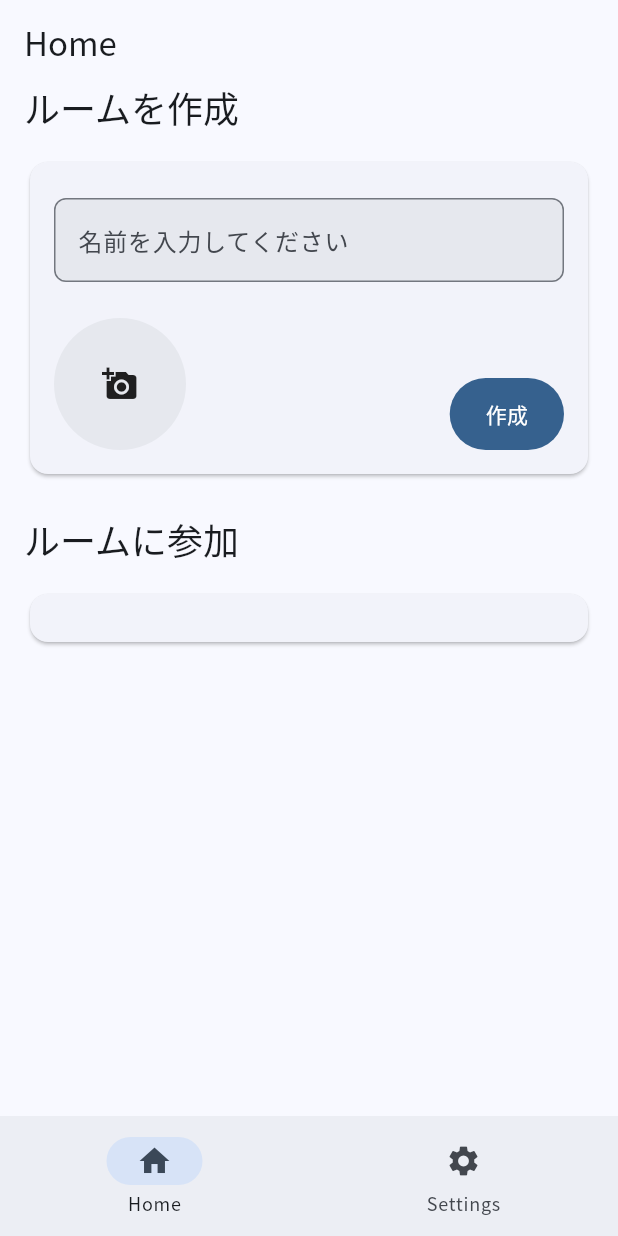
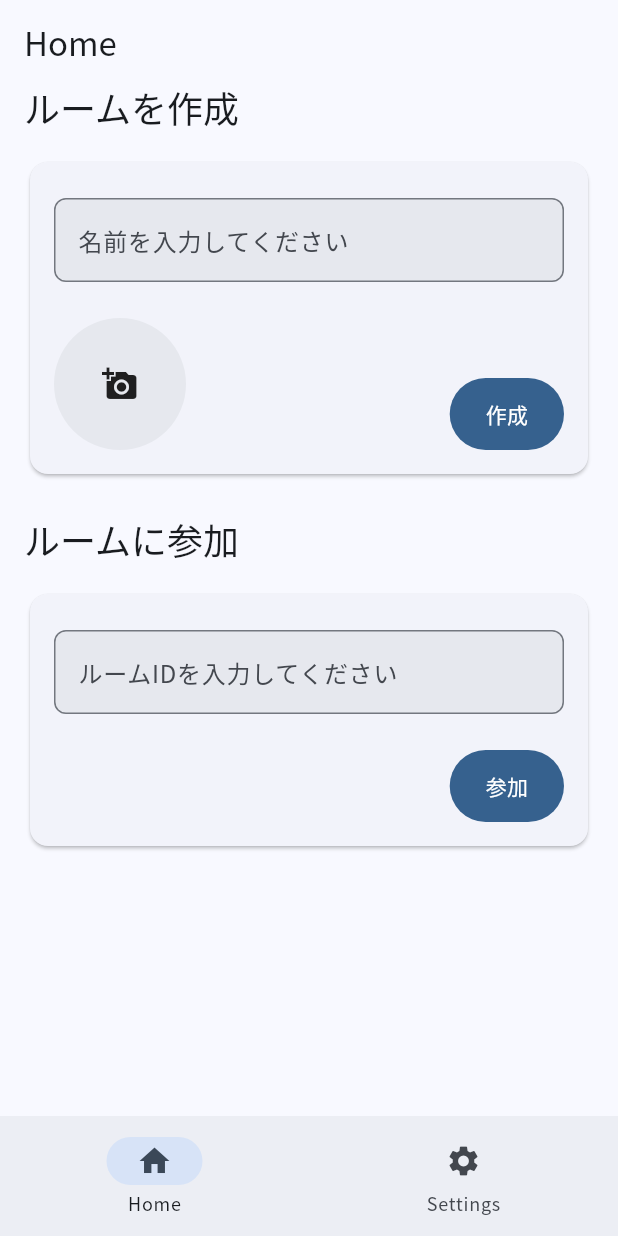
Before and after one commit to Zudah228/pampers_3rd_tfh_2025, a Flutter app: the screen it shows after launch, on a phone screen of 412 x 824 dp. Run offline on Flutter 3.47's test engine with Material 3 defaults, Android fonts, the phone set to English and light mode, and no system bars; our stand-ins replace clock, cloud_firestore, custom_refresh_indicator, extended_image, figma_squircle, firebase_auth and 12 more; missing offline and left inert: hashlib, simple_logger; accounts and stored records are empty.

Commit message:
RoomJoinCard の追加

```diff
--- a/lib/features/room/components/room_join_card.dart
+++ b/lib/features/room/components/room_join_card.dart
@@ -1,16 +1,50 @@
+import 'package:app/core/app/components/button/primary_button.dart';
+import 'package:app/features/room/use_cases/join_room_use_case.dart';
 import 'package:flutter/material.dart';
 import 'package:flutter_riverpod/flutter_riverpod.dart';
 
-class RoomJoinCard extends ConsumerWidget {
+class RoomJoinCard extends ConsumerStatefulWidget {
   const RoomJoinCard({super.key});
+  @override
+  ConsumerState<RoomJoinCard> createState() => _RoomJoinCardState();
+}
+
+class _RoomJoinCardState extends ConsumerState<RoomJoinCard> {
+  final _controller = TextEditingController();
 
   @override
-  Widget build(BuildContext context, WidgetRef ref) {
+  void dispose() {
+    _controller.dispose();
+    super.dispose();
+  }
+
+  @override
+  Widget build(BuildContext context) {
     return Card(
-      child: Padding(
-        padding: EdgeInsets.all(16),
-        child: SizedBox(
-          width: double.infinity,
+      child: SizedBox(
+        width: double.infinity,
+        child: Padding(
+          padding: EdgeInsets.all(16),
+          child: Column(
+            crossAxisAlignment: CrossAxisAlignment.end,
+            mainAxisSize: MainAxisSize.min,
+            children: [
+              SizedBox(height: 8),
+              TextField(
+                controller: _controller,
+                decoration: InputDecoration(
+                  hintText: 'ルームIDを入力してください',
+                ),
+              ),
+              SizedBox(height: 24),
+              PrimaryButton(
+                onPressed: () {
+                  ref.read(joinRoomUseCaseProvider)(_controller.text);
+                },
+                child: Text('参加'),
+              ),
+            ],
+          ),
         ),
       ),
     );
--- a/lib/features/room/use_cases/join_room_use_case.dart
+++ b/lib/features/room/use_cases/join_room_use_case.dart
@@ -39,7 +39,7 @@ class JoinRoomUseCase {
 
       final currentCount = room.currentCount + 1;
 
-      if (currentCount >= room.maxCount) {
+      if (currentCount > room.maxCount) {
         throw MessageException('ルームの制限を超えています');
       }
 
```
